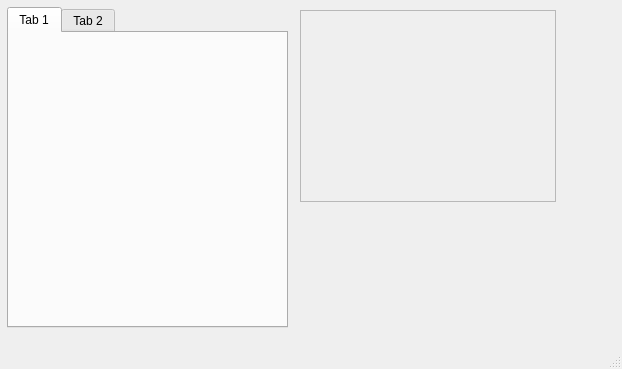
This is server/serverwindow.ui in GustavoKatel/computerNetworksAssigment as Qt 5 draws it before an edit. The edited form follows.
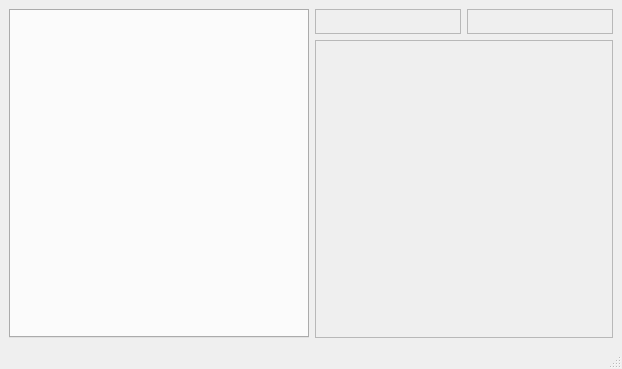
This is the edited form.

Commit message: First tests with class Channel

```diff
--- a/server/serverwindow.ui
+++ b/server/serverwindow.ui
@@ -14,48 +14,69 @@
    <string>MainWindow</string>
   </property>
   <widget class="QWidget" name="centralwidget">
-   <widget class="QPlainTextEdit" name="textEditLog">
-    <property name="enabled">
-     <bool>false</bool>
-    </property>
-    <property name="geometry">
-     <rect>
-      <x>300</x>
-      <y>10</y>
-      <width>256</width>
-      <height>192</height>
-     </rect>
-    </property>
-   </widget>
-   <widget class="QWidget" name="verticalLayoutWidget">
-    <property name="geometry">
-     <rect>
-      <x>7</x>
-      <y>7</y>
-      <width>281</width>
-      <height>321</height>
-     </rect>
-    </property>
-    <layout class="QVBoxLayout" name="verticalLayout_3">
-     <item>
-      <widget class="QTabWidget" name="tabWidget">
-       <property name="currentIndex">
-        <number>0</number>
-       </property>
-       <widget class="QWidget" name="tab">
-        <attribute name="title">
-         <string>Tab 1</string>
-        </attribute>
+   <layout class="QHBoxLayout" name="horizontalLayout_3">
+    <item>
+     <layout class="QVBoxLayout" name="verticalLayout_3">
+      <item>
+       <widget class="QTabWidget" name="tabWidget">
+        <property name="minimumSize">
+         <size>
+          <width>300</width>
+          <height>0</height>
+         </size>
+        </property>
+        <property name="currentIndex">
+         <number>-1</number>
+        </property>
        </widget>
-       <widget class="QWidget" name="tab_2">
-        <attribute name="title">
-         <string>Tab 2</string>
-        </attribute>
+      </item>
+     </layout>
+    </item>
+    <item>
+     <layout class="QVBoxLayout" name="verticalLayout">
+      <item>
+       <layout class="QHBoxLayout" name="horizontalLayout_2">
+        <property name="sizeConstraint">
+         <enum>QLayout::SetFixedSize</enum>
+        </property>
+        <item>
+         <widget class="QTextEdit" name="textEditIP">
+          <property name="enabled">
+           <bool>false</bool>
+          </property>
+          <property name="maximumSize">
+           <size>
+            <width>16777215</width>
+            <height>25</height>
+           </size>
+          </property>
+         </widget>
+        </item>
+        <item>
+         <widget class="QTextEdit" name="textEditPort">
+          <property name="enabled">
+           <bool>false</bool>
+          </property>
+          <property name="maximumSize">
+           <size>
+            <width>16777215</width>
+            <height>25</height>
+           </size>
+          </property>
+         </widget>
+        </item>
+       </layout>
+      </item>
+      <item>
+       <widget class="QPlainTextEdit" name="textEditLog">
+        <property name="enabled">
+         <bool>false</bool>
+        </property>
        </widget>
-      </widget>
-     </item>
-    </layout>
-   </widget>
+      </item>
+     </layout>
+    </item>
+   </layout>
   </widget>
   <widget class="QMenuBar" name="menubar">
    <property name="geometry">
```
The commit also changes 6 other files.
